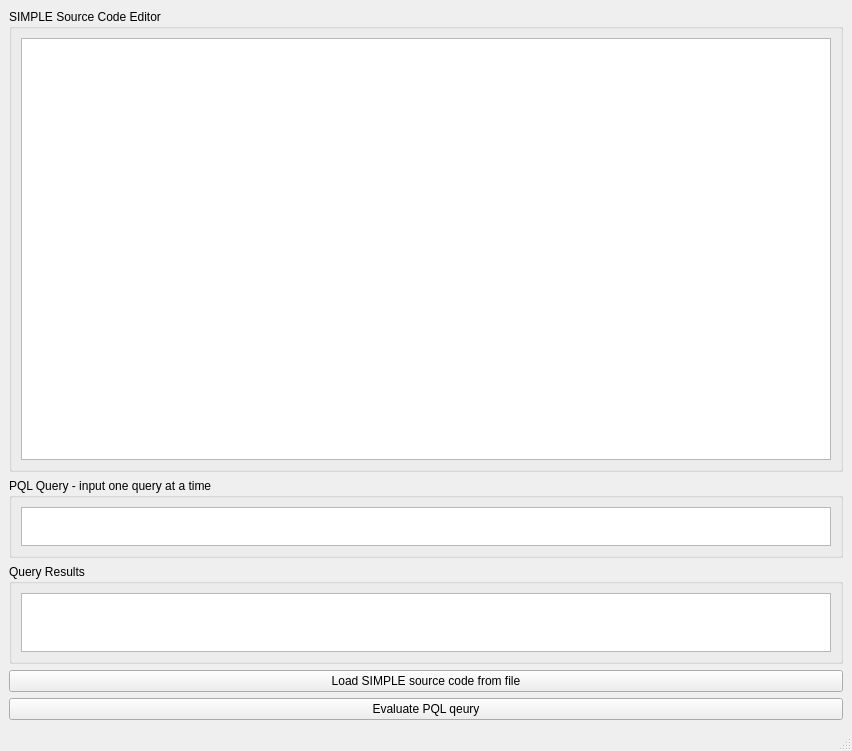
Old version of the form Team13/Code13/src/autotester_gui/src/mainwindow.ui in the repository waynewee/static-program-analyzer.
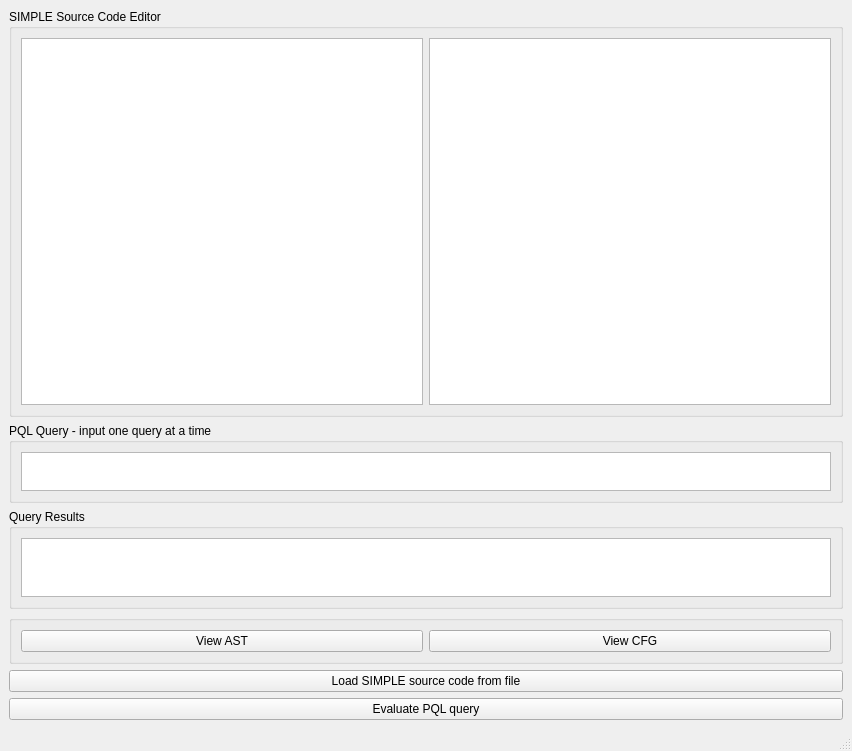
New version of the form. Custom widgets are drawn as their Qt base class.

The edit to the form file:
```diff
--- a/Team13/Code13/src/autotester_gui/src/mainwindow.ui
+++ b/Team13/Code13/src/autotester_gui/src/mainwindow.ui
@@ -24,6 +24,9 @@
        <item>
         <widget class="CodeEditor" name="txtCodeEditor"/>
        </item>
+       <item>
+        <widget class="QGraphicsView" name="graphicsView"/>
+       </item>
       </layout>
      </widget>
     </item>
@@ -70,6 +73,26 @@
       </layout>
      </widget>
     </item>
+    <item>
+     <widget class="QGroupBox" name="horizontalGroupBox">
+      <layout class="QHBoxLayout" name="horizontalLayout_5">
+       <item>
+        <widget class="QPushButton" name="pushButton">
+         <property name="text">
+          <string>View AST</string>
+         </property>
+        </widget>
+       </item>
+       <item>
+        <widget class="QPushButton" name="pushButton_2">
+         <property name="text">
+          <string>View CFG</string>
+         </property>
+        </widget>
+       </item>
+      </layout>
+     </widget>
+    </item>
     <item>
      <widget class="QPushButton" name="btnLoadQuery">
       <property name="text">
@@ -80,7 +103,7 @@
     <item>
      <widget class="QPushButton" name="btnRunQuery">
       <property name="text">
-       <string>Evaluate PQL qeury</string>
+       <string>Evaluate PQL query</string>
       </property>
      </widget>
     </item>
```
